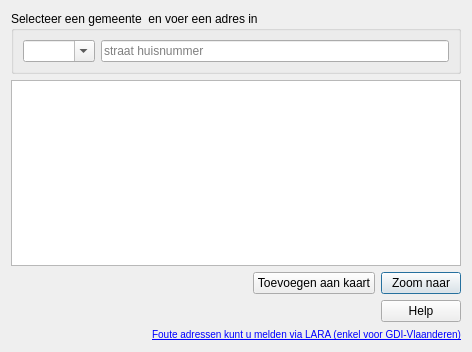
Old version of the form ui_geopunt4qgis.ui in the repository warrieka/geopunt4Qgis.
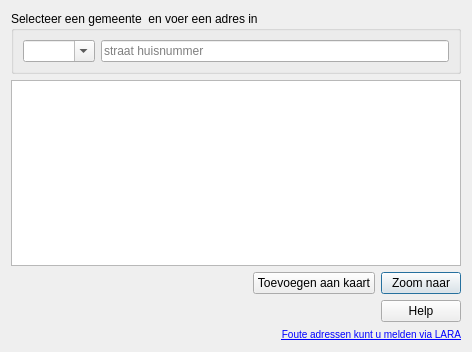
New version of the form. Icons and pictures are not drawn.

Diff of the .ui file:
```diff
--- a/ui_geopunt4qgis.ui
+++ b/ui_geopunt4qgis.ui
@@ -129,7 +129,7 @@
    <item>
     <widget class="QLabel" name="laraLbl">
      <property name="text">
-      <string>&lt;small&gt;&lt;a href=&quot;http://crab.agiv.be/Lara&quot;&gt;Foute adressen kunt u melden via LARA (enkel voor GDI-Vlaanderen)&lt;/a&gt;&lt;/small&gt;</string>
+      <string>&lt;small&gt;&lt;a href=&quot;http://crab.agiv.be/Lara&quot;&gt;Foute adressen kunt u melden via LARA&lt;/a&gt;&lt;/small&gt;</string>
      </property>
      <property name="alignment">
       <set>Qt::AlignBottom|Qt::AlignRight|Qt::AlignTrailing</set>
```
